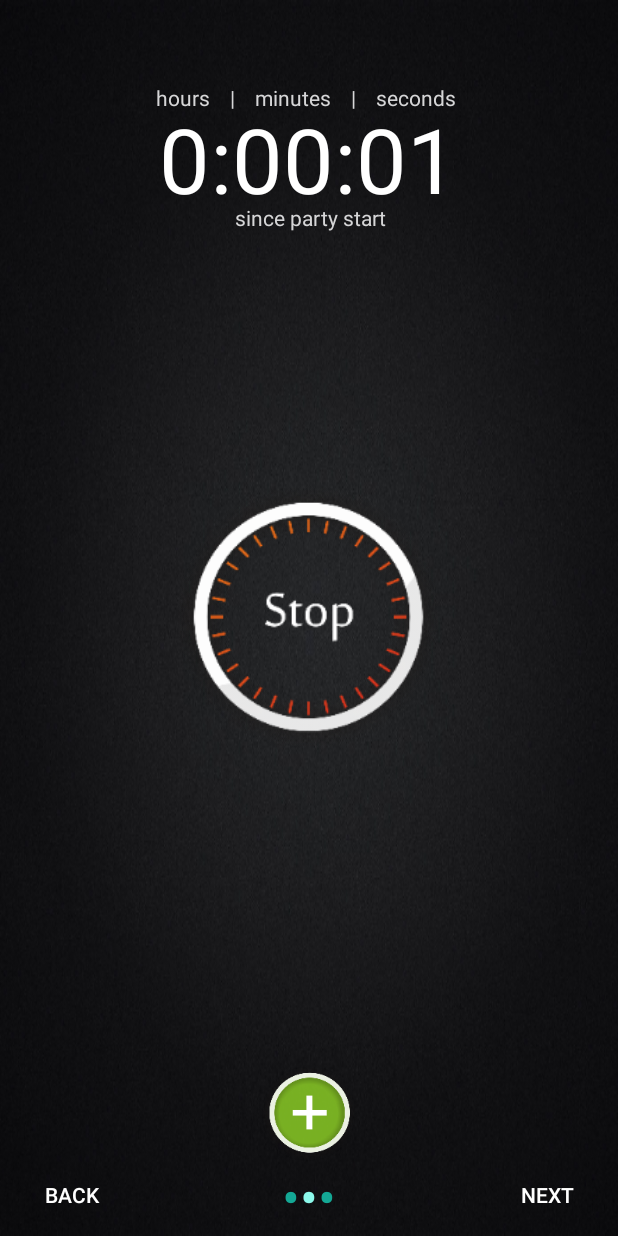
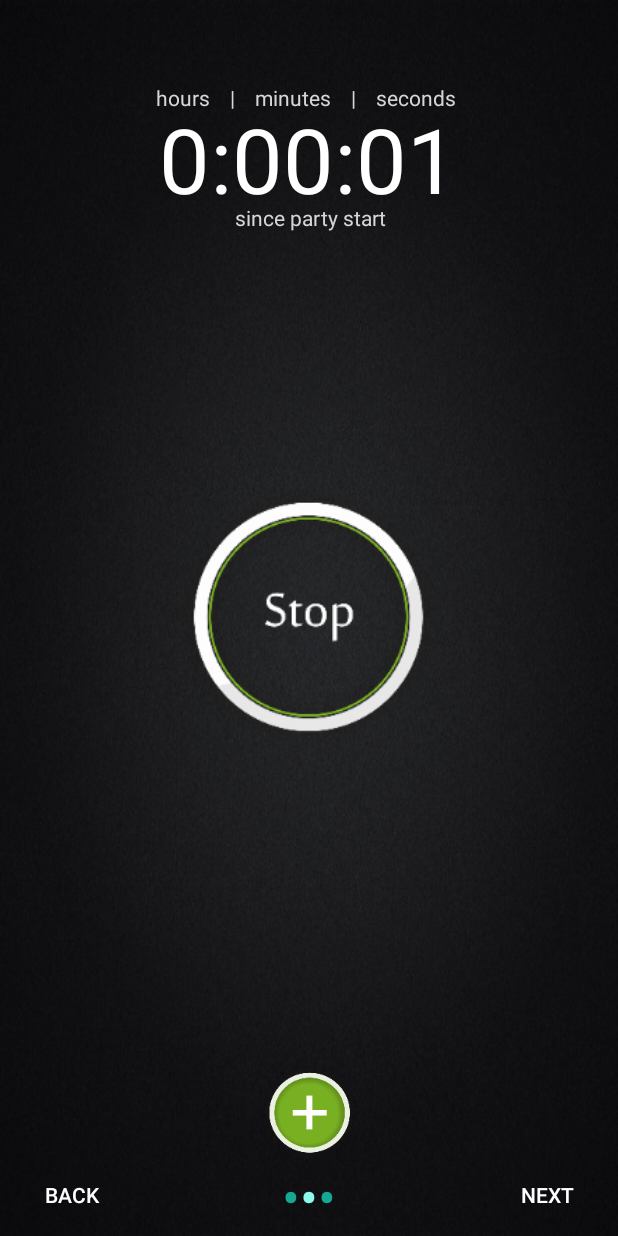
Before and after one commit to JustynianWalizka/Meneleo, an Android app: the screen it shows after launch (MainActivity), after a tap on an icon or button, on a phone screen of 412 x 824 dp. Run offline under Robolectric (Android 15) with nearby library versions, the phone set to English and light mode, and no system bars; 1 statement that could not run was skipped.

Commit message:
one button solution

```diff
--- a/app/src/main/AndroidManifest.xml
+++ b/app/src/main/AndroidManifest.xml
@@ -13,7 +13,7 @@
     <application
         android:allowBackup="true"
         android:icon="@mipmap/ic_launcher"
-        android:label="@string/app_name"
+        android:label="Meneleo"
         android:supportsRtl="true"
         android:theme="@style/AppTheme">
         <activity
--- a/app/src/main/java/com/aoxo/meneleo/Page2Fragment.java
+++ b/app/src/main/java/com/aoxo/meneleo/Page2Fragment.java
@@ -109,7 +109,8 @@ public class Page2Fragment extends Fragment {
         LL2.setAlpha(0);
         LL.setEnabled(false);
         LL2.setEnabled(false);
-
+        LL.setVisibility(View.INVISIBLE);
+        LL2.setVisibility(View.INVISIBLE);
 
         pubButton = (ImageButton) v.findViewById(R.id.btnPub);
         atmButton = (ImageButton) v.findViewById(R.id.btnAtm);
```
Also changed, not shown: app/src/main/res/drawable-xxxhdpi/ic_stop_btn_normal.png.
